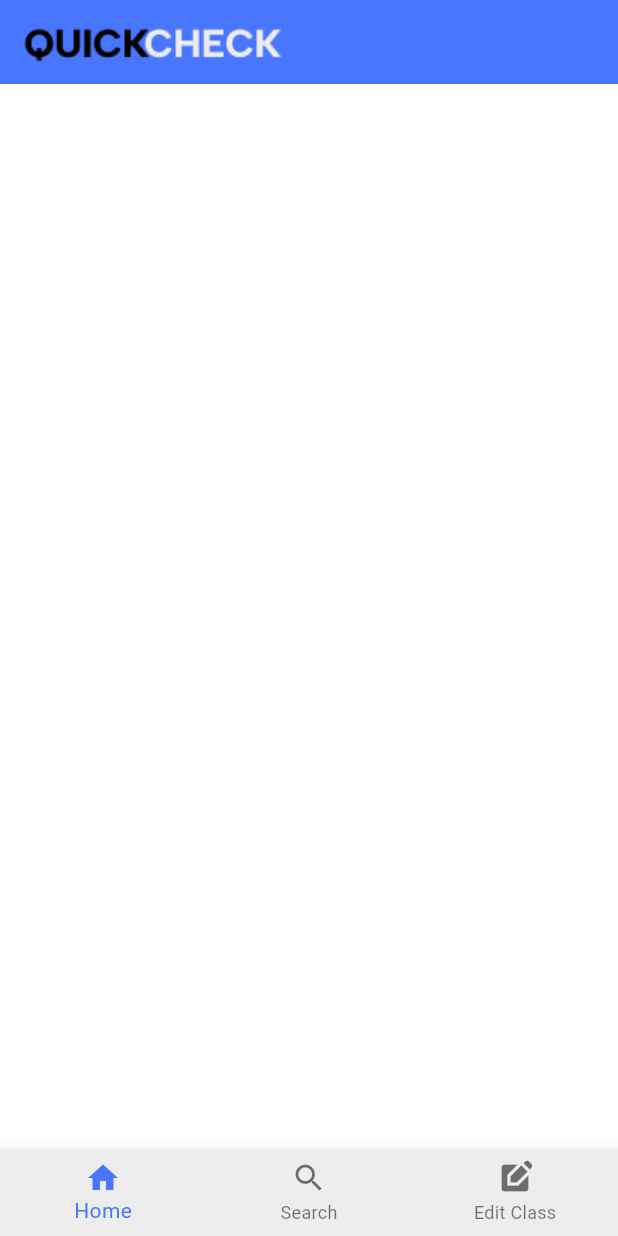
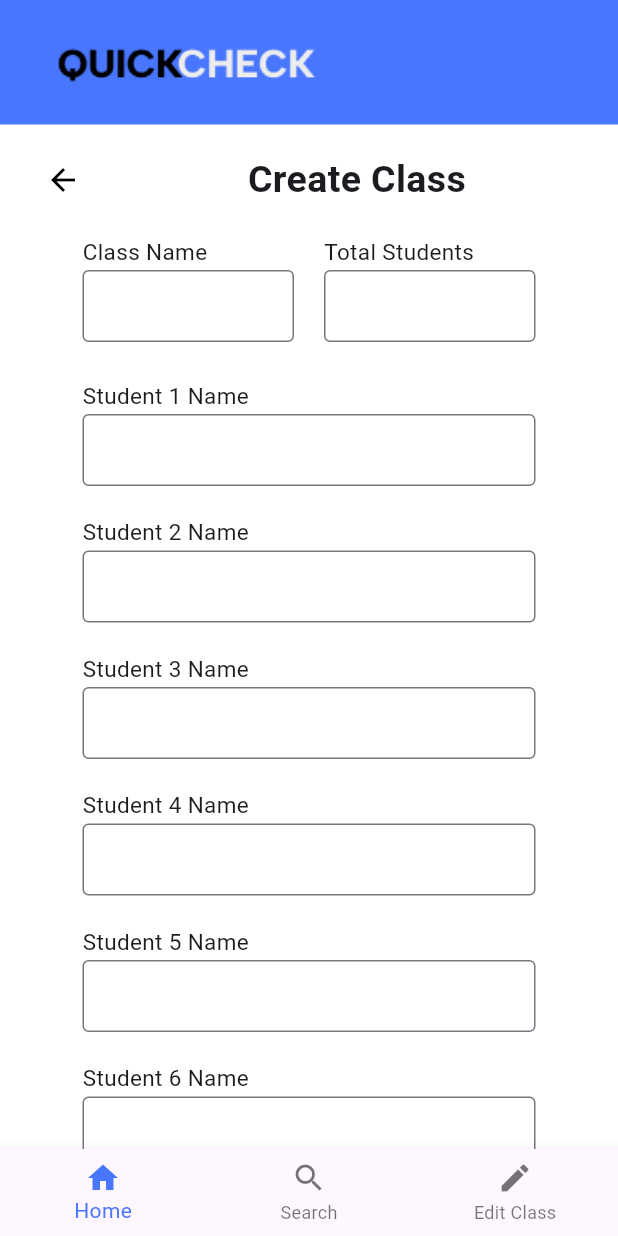
Before and after one commit to chessman-coder/quick-check, a Flutter app: the screen it shows after launch, on a phone screen of 412 x 824 dp. Run offline on Flutter 3.47's test engine with Material 3 defaults, Android fonts, the phone set to English and light mode, and no system bars.

Commit message:
first commit in branch

```diff
--- /dev/null
+++ b/lib/data/class_data_testing.dart
@@ -0,0 +1,8 @@
+import 'package:flutter_project/models/class.dart';
+
+final classDataList = [
+  Class(id: 'a1', name: 'Group 1'),
+  Class(id: 'a2', name: 'Group 2'),
+  Class(id: 'a3', name: 'Group 3'),
+  Class(id: 'a4', name: 'Group 4'),
+];
--- a/lib/main.dart
+++ b/lib/main.dart
@@ -1,6 +1,8 @@
 import 'package:flutter/material.dart';
-import 'package:flutter_project/ui/attendance_tracker/home/main_home.dart';
+//import 'package:flutter_project/ui/attendance_tracker/home/class_list.dart';
+// import 'package:flutter_project/ui/attendance_tracker/home/main_home.dart';
 // import 'package:flutter_project/ui/attendance_tracker/welcome.dart';
+import 'package:flutter_project/ui/attendance_tracker/home/create_class.dart';
 
 void main() {
   runApp(const MyApp());
@@ -17,7 +19,9 @@ class MyApp extends StatelessWidget {
       theme: ThemeData(
         scaffoldBackgroundColor: const Color.fromARGB(255, 255, 255, 255),
       ),
-      home: const MainHome(),
+      //home: const Home(),
+      home: const CreateClass(),
+      //home: const ClassList(),
     );
   }
 }
--- /dev/null
+++ b/lib/ui/attendance_tracker/home/create_class.dart
@@ -0,0 +1,210 @@
+import 'package:flutter/material.dart';
+
+class CreateClass extends StatefulWidget {
+  const CreateClass({super.key});
+
+  @override
+  State<CreateClass> createState() => _CreateClassState();
+}
+
+class _CreateClassState extends State<CreateClass> {
+  // Controllers to manage input fields
+  final TextEditingController classNameController = TextEditingController();
+  final TextEditingController totalStudentsController = TextEditingController();
+  final TextEditingController student1Controller = TextEditingController();
+  final TextEditingController student2Controller = TextEditingController();
+  final TextEditingController student3Controller = TextEditingController();
+  final TextEditingController student4Controller = TextEditingController();
+  final TextEditingController student5Controller = TextEditingController();
+  final TextEditingController student6Controller = TextEditingController();
+
+  @override
+  Widget build(BuildContext context) {
+    return Scaffold(
+      backgroundColor: Colors.white,
+      body: Column(
+        children: [
+          Container(
+            width: double.infinity,
+            padding: const EdgeInsets.symmetric(vertical: 24, horizontal: 24),
+            color: const Color(0xFF4976FF),
+            child: SafeArea(
+              child: Align(
+                alignment: Alignment.centerLeft,
+                child: Image.asset('assets/quickcheck1.png', height: 35),
+              ),
+            ),
+          ),
+
+          Padding(
+            padding: const EdgeInsets.symmetric(horizontal: 10, vertical: 5),
+            child: Row(
+              mainAxisAlignment: MainAxisAlignment.center,
+              children: [
+                Align(
+                  alignment: Alignment.centerLeft,
+                  child: IconButton(
+                    icon: const Icon(Icons.arrow_back, color: Colors.black),
+                    onPressed: () => Navigator.pop(context),
+                    padding: EdgeInsets.all(20),
+                  ),
+                ),
+                Expanded(
+                  child: Text(
+                    'Create Class',
+                    textAlign: TextAlign.center,
+                    style: TextStyle(fontSize: 25, fontWeight: FontWeight.bold),
+                  ),
+                ),
+              ],
+            ),
+          ),
+
+          Expanded(
+            child: SingleChildScrollView(
+              padding: const EdgeInsets.symmetric(horizontal: 55),
+              child: Column(
+                crossAxisAlignment: CrossAxisAlignment.start,
+                children: [
+                  Row(
+                    children: [
+                      Expanded(
+                        child: Column(
+                          crossAxisAlignment: CrossAxisAlignment.start,
+                          children: [
+                            const Text(
+                              'Class Name',
+                              style: TextStyle(fontSize: 15),
+                            ),
+                            const SizedBox(height: 2),
+                            TextField(
+                              controller: classNameController,
+                              decoration: const InputDecoration(
+                                border: OutlineInputBorder(),
+                                contentPadding: EdgeInsets.symmetric(
+                                  horizontal: 50,
+                                  vertical: 10,
+                                ),
+                              ),
+                            ),
+                          ],
+                        ),
+                      ),
+                      const SizedBox(width: 20),
+                      Expanded(
+                        child: Column(
+                          crossAxisAlignment: CrossAxisAlignment.start,
+                          children: [
+                            const Text(
+                              'Total Students',
+                              style: TextStyle(fontSize: 15),
+                            ),
+                            const SizedBox(height: 2),
+                            TextField(
+                              controller: totalStudentsController,
+                              keyboardType: TextInputType.number,
+                              decoration: const InputDecoration(
+                                border: OutlineInputBorder(),
+                                contentPadding: EdgeInsets.symmetric(
+                                  horizontal: 5,
+                                  vertical: 10,
+                                ),
+                              ),
+                            ),
+                          ],
+                        ),
+                      ),
+                    ],
+                  ),
+                  const SizedBox(height: 25),
+
+                  _buildStudentField('Student 1 Name', student1Controller),
+                  _buildStudentField('Student 2 Name', student2Controller),
+                  _buildStudentField('Student 3 Name', student3Controller),
+                  _buildStudentField('Student 4 Name', student4Controller),
+                  _buildStudentField('Student 5 Name', student5Controller),
+                  _buildStudentField('Student 6 Name', student6Controller),
+
+                  const SizedBox(height: 25),
+
+                  Center(
+                    child: ElevatedButton(
+                      onPressed: () {
+                        String className = classNameController.text;
+                        String totalStudents = totalStudentsController.text;
+                        print('Class Name: $className');
+                        print('Total Students: $totalStudents');
+                      },
+                      style: ElevatedButton.styleFrom(
+                        backgroundColor: const Color(0xFF4976FF),
+                        padding: const EdgeInsets.symmetric(
+                          horizontal: 50,
+                          vertical: 20,
+                        ),
+                        shape: RoundedRectangleBorder(
+                          borderRadius: BorderRadius.circular(25),
+                        ),
+                      ),
+                      child: const Text(
+                        'Create Class',
+                        style: TextStyle(color: Colors.white, fontSize: 15),
+                      ),
+                    ),
+                  ),
+                  const SizedBox(height: 25),
+                ],
+              ),
+            ),
+          ),
+        ],
+      ),
+
+      bottomNavigationBar: BottomNavigationBar(
+        currentIndex: 0,
+        selectedItemColor: const Color(0xFF4976FF),
+        items: const [
+          BottomNavigationBarItem(icon: Icon(Icons.home), label: 'Home'),
+          BottomNavigationBarItem(icon: Icon(Icons.search), label: 'Search'),
+          BottomNavigationBarItem(icon: Icon(Icons.edit), label: 'Edit Class'),
+        ],
+      ),
+    );
+  }
+
+  // Helper method to build student fields
+  Widget _buildStudentField(String label, TextEditingController controller) {
+    return Padding(
+      padding: const EdgeInsets.only(bottom: 20),
+      child: Column(
+        crossAxisAlignment: CrossAxisAlignment.start,
+        children: [
+          Text(label, style: const TextStyle(fontSize: 15)),
+          const SizedBox(height: 2),
+          TextField(
+            controller: controller,
+            decoration: const InputDecoration(
+              border: OutlineInputBorder(),
+              contentPadding: EdgeInsets.symmetric(
+                horizontal: 12,
+                vertical: 10,
+              ),
+            ),
+          ),
+        ],
+      ),
+    );
+  }
+
+  @override
+  void dispose() {
+    classNameController.dispose();
+    totalStudentsController.dispose();
+    student1Controller.dispose();
+    student2Controller.dispose();
+    student3Controller.dispose();
+    student4Controller.dispose();
+    student5Controller.dispose();
+    student6Controller.dispose();
+    super.dispose();
+  }
+}
--- a/lib/ui/attendance_tracker/home/main_home.dart
+++ b/lib/ui/attendance_tracker/home/main_home.dart
@@ -1,11 +1,48 @@
 import 'package:flutter/material.dart';
-import 'tab.dart';
+import 'package:flutter_project/ui/attendance_tracker/home/class_list.dart';
 
-class MainHome extends StatelessWidget {
-  const MainHome({super.key});
+class Home extends StatefulWidget {
+  const Home({super.key});
+
+  @override
+  State<Home> createState() => _HomeState();
+}
+
+class _HomeState extends State<Home> {
+  int _currentIndex = 0;
+
+  void _onTapItem(int index) {
+    setState(() {
+      _currentIndex = index;
+    });
+  }
 
   @override
   Widget build(BuildContext context) {
-    return const BottomNavigationbar();
+    return Scaffold(
+      appBar: AppBar(
+        title: Image.asset('assets/quickcheck1.png'),
+        backgroundColor: Color(0xFF4976FF),
+      ),
+      body: IndexedStack(index: _currentIndex, children: [
+        ClassList()
+        ],
+      ),
+
+      bottomNavigationBar: BottomNavigationBar(
+        items: const <BottomNavigationBarItem>[
+          BottomNavigationBarItem(icon: Icon(Icons.home), label: 'Home'),
+          BottomNavigationBarItem(icon: Icon(Icons.search), label: 'Search'),
+          BottomNavigationBarItem(
+            icon: Icon(Icons.edit_square),
+            label: 'Edit Class',
+          ),
+        ],
+        currentIndex: _currentIndex,
+        selectedItemColor: Color(0xFF4976FF),
+        onTap: _onTapItem,
+        backgroundColor: Color(0xFFEDEDED),
+      ),
+    );
   }
 }
--- a/lib/ui/attendance_tracker/home/tab.dart
+++ /dev/null
@@ -1,45 +0,0 @@
-import 'package:flutter/material.dart';
-
-enum Tab { home, search, editClass }
-
-class BottomNavigationbar extends StatefulWidget {
-  const BottomNavigationbar({super.key});
-
-  @override
-  State<BottomNavigationbar> createState() => _BottomNavigationbarState();
-}
-
-class _BottomNavigationbarState extends State<BottomNavigationbar> {
-  int _selectedIndex = 0;
-
-  void _onTapItem(int index) {
-    setState(() {
-      _selectedIndex = index;
-    });
-  }
-
-  @override
-  Widget build(BuildContext context) {
-    return Scaffold(
-      appBar: AppBar(
-        title: Image.asset('assets/quickcheck1.png'),
-        backgroundColor: Color(0xFF4976FF),
-      ),
-      bottomNavigationBar: BottomNavigationBar(
-        items: const <BottomNavigationBarItem>[
-          BottomNavigationBarItem(icon: Icon(Icons.home), label: 'Home'),
-          BottomNavigationBarItem(icon: Icon(Icons.search), label: 'Search'),
-          BottomNavigationBarItem(
-            icon: Icon(Icons.edit_square),
-            label: 'Edit Class',
-          ),
-        ],
-        currentIndex: _selectedIndex,
-        selectedItemColor: Color(0xFF4976FF),
-        onTap: _onTapItem,
-        backgroundColor: Color(0xFFEDEDED),
-
-      ),
-    );
-  }
-}
```
Also changed, not shown: lib/ui/attendance_tracker/home/class_list.dart (added, +54 -0 lines).
